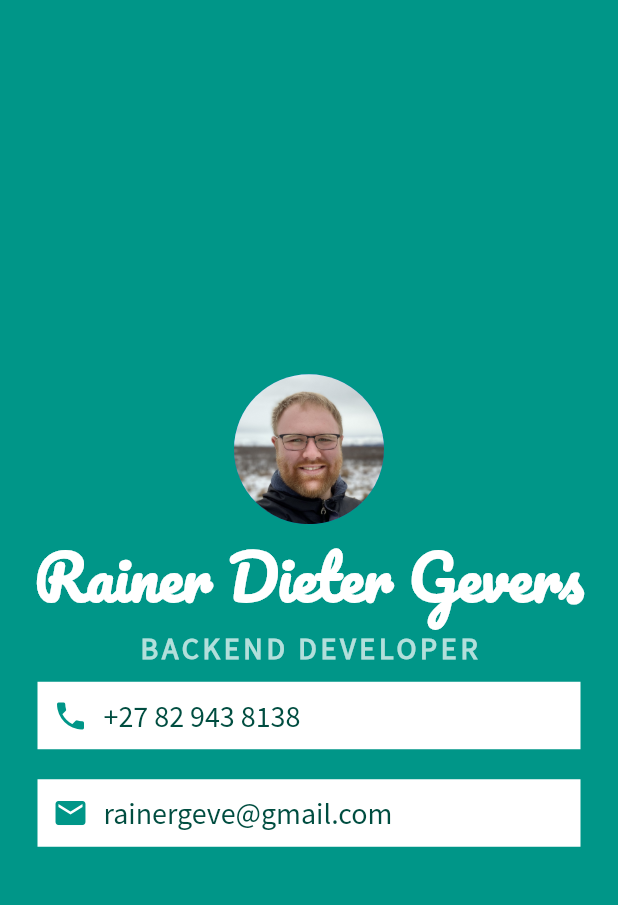
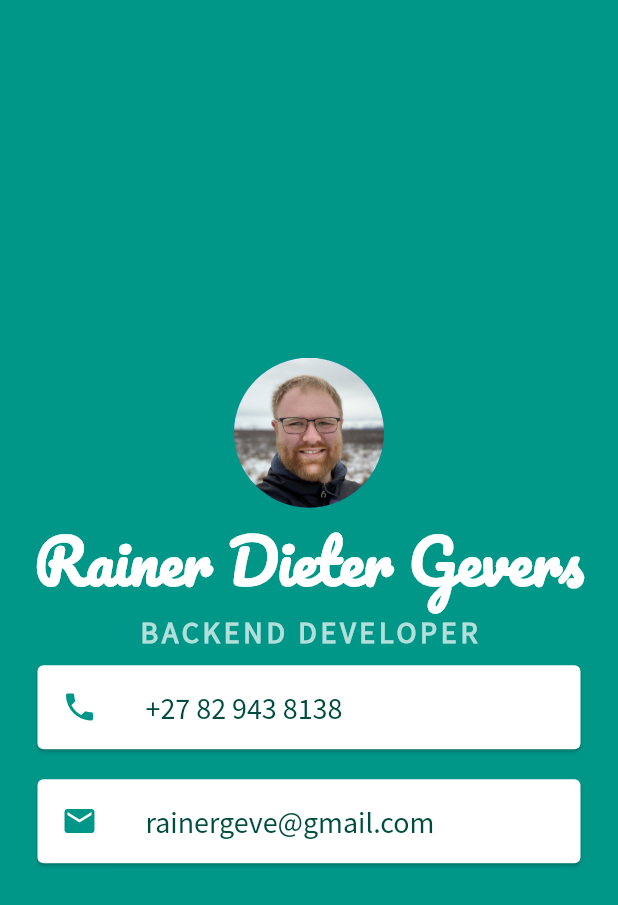
Before and after one commit to RainerGevers/flutter-training, a Flutter app: the screen it shows after launch, on a phone screen of 412 x 824 dp. Shown: the top 905 px of the screen. Run offline on Flutter 3.47's test engine with Material 2 defaults, Android fonts, the phone set to English and light mode, and no system bars.

Commit message:
Updated rows to tiles

```diff
--- a/002_mi_card_flutter/lib/main.dart
+++ b/002_mi_card_flutter/lib/main.dart
@@ -38,50 +38,38 @@ class MyApp extends StatelessWidget {
                   fontFamily: 'Source Sans Pro',
                 ),
               ),
-              Container(
+              Card(
                 color: Colors.white,
                 margin: EdgeInsets.symmetric(vertical: 10, horizontal: 25),
-                padding: EdgeInsets.all(10),
-                child: Row(
-                  children: [
-                    Icon(
+                child: ListTile(
+                  leading: Icon(
                     Icons.phone,
                     color: Colors.teal,
                   ),
-                    SizedBox(
-                      width: 10,
-                    ),
-                    Text(
+                  title: Text(
                     '+27 82 943 8138',
                     style: TextStyle(
                         color: Colors.teal.shade900,
                         fontFamily: 'Source Sans Pro',
                         fontSize: 20),
                   ),
-                  ],
                 ),
               ),
-              Container(
+              Card(
                 color: Colors.white,
                 margin: EdgeInsets.symmetric(vertical: 10, horizontal: 25),
-                padding: EdgeInsets.all(10),
-                child: Row(
-                  children: [
-                    Icon(
+                child: ListTile(
+                  leading: Icon(
                     Icons.email,
                     color: Colors.teal,
                   ),
-                    SizedBox(
-                      width: 10,
-                    ),
-                    Text(
+                  title: Text(
                     'rainergeve@gmail.com',
                     style: TextStyle(
                         color: Colors.teal.shade900,
                         fontFamily: 'Source Sans Pro',
                         fontSize: 20),
                   ),
-                  ],
                 ),
               ),
             ],
```
Lines whose indentation alone changed are shown as unchanged.
